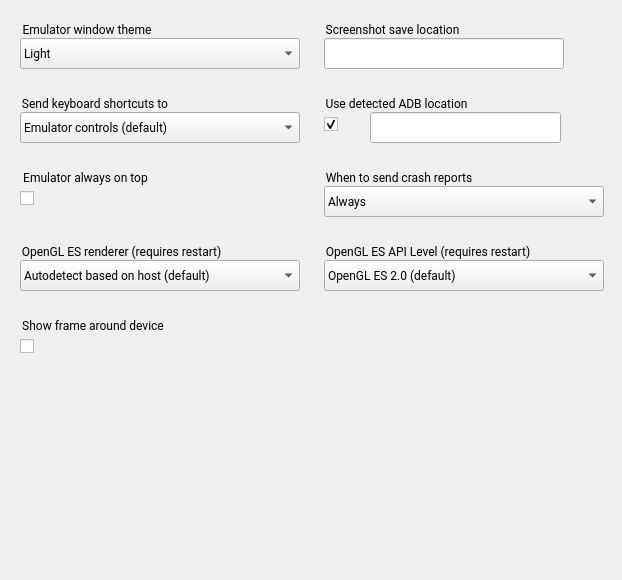
Old version of the form android/android-emu/android/skin/qt/extended-pages/settings-page.ui in the repository vicamo/libandroid-emugl.
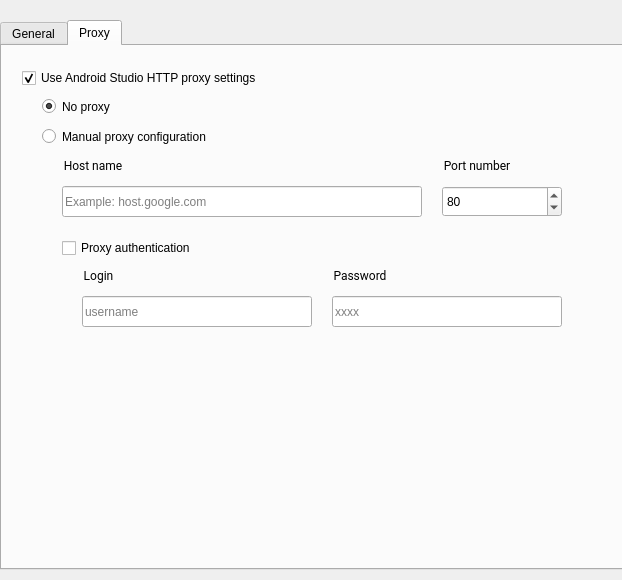
New version of the form. The open tabs and pages were chosen to show the change. Icons and pictures are not drawn.

Commit message:
[UI] Add Settings tab for HTTP Proxy
Change the Settings page to have two tabs: 'General'
for the existing settings and 'Proxy' for the new
HTTP proxy settings.

Add image resources for disabled check boxes and
disabled radio buttons.

```diff
--- a/android/android-emu/android/skin/qt/extended-pages/settings-page.ui
+++ b/android/android-emu/android/skin/qt/extended-pages/settings-page.ui
@@ -13,11 +13,103 @@
   <property name="windowTitle">
    <string>Form</string>
   </property>
+  <widget class="QTabWidget" name="set_tabs">
+   <property name="geometry">
+    <rect>
+     <x>0</x>
+     <y>20</y>
+     <width>630</width>
+     <height>550</height>
+    </rect>
+   </property>
+   <property name="cursor">
+    <cursorShape>ArrowCursor</cursorShape>
+   </property>
+   <property name="currentIndex">
+    <number>0</number>
+   </property>
+   <widget class="QWidget" name="tab_1">
+    <attribute name="title">
+     <string>General</string>
+    </attribute>
+    <widget class="QCheckBox" name="set_autoFindAdb">
+     <property name="geometry">
+      <rect>
+       <x>324</x>
+       <y>104</y>
+       <width>41</width>
+       <height>24</height>
+      </rect>
+     </property>
+     <property name="iconSize">
+      <size>
+       <width>24</width>
+       <height>24</height>
+      </size>
+     </property>
+     <property name="checked">
+      <bool>true</bool>
+     </property>
+     <property name="ColorGroup" stdset="0">
+      <string>Toggle</string>
+     </property>
+     <property name="report_metrics" stdset="0">
+      <bool>false</bool>
+     </property>
+    </widget>
+    <widget class="QGroupBox" name="set_glesApiLevelTitle">
+     <property name="geometry">
+      <rect>
+       <x>324</x>
+       <y>234</y>
+       <width>261</width>
+       <height>21</height>
+      </rect>
+     </property>
+     <property name="font">
+      <font>
+       <family>Roboto</family>
+      </font>
+     </property>
+     <property name="styleSheet">
+      <string notr="true">border: 0px;</string>
+     </property>
+     <property name="title">
+      <string>OpenGL ES API Level (requires restart)</string>
+     </property>
+     <property name="ColorGroup" stdset="0">
+      <string>Title</string>
+     </property>
+    </widget>
+    <widget class="QGroupBox" name="set_glesBackendTitle">
+     <property name="geometry">
+      <rect>
+       <x>20</x>
+       <y>234</y>
+       <width>261</width>
+       <height>21</height>
+      </rect>
+     </property>
+     <property name="font">
+      <font>
+       <family>Roboto</family>
+      </font>
+     </property>
+     <property name="styleSheet">
+      <string notr="true">border: 0px;</string>
+     </property>
+     <property name="title">
+      <string>OpenGL ES renderer (requires restart)</string>
+     </property>
+     <property name="ColorGroup" stdset="0">
+      <string>Title</string>
+     </property>
+    </widget>
   <widget class="QGroupBox" name="set_crashReprotPrefTitle">
    <property name="geometry">
     <rect>
      <x>324</x>
-     <y>168</y>
+       <y>160</y>
      <width>281</width>
      <height>21</height>
     </rect>
@@ -37,58 +129,137 @@
     <string>Title</string>
    </property>
   </widget>
-  <widget class="QCheckBox" name="set_onTop">
+    <widget class="QPushButton" name="set_saveLocFolderButton">
    <property name="geometry">
     <rect>
-     <x>20</x>
-     <y>186</y>
-     <width>211</width>
-     <height>24</height>
-    </rect>
-   </property>
+       <x>572</x>
+       <y>30</y>
+       <width>32</width>
+       <height>32</height>
+      </rect>
+     </property>
+     <property name="text">
+      <string notr="true"/>
+     </property>
+     <property name="icon">
+      <iconset resource="../resources.qrc">
+       <normaloff>:/dark/folder</normaloff>:/dark/folder</iconset>
+     </property>
    <property name="iconSize">
     <size>
      <width>24</width>
      <height>24</height>
     </size>
    </property>
-   <property name="checked">
-    <bool>false</bool>
-   </property>
-   <property name="ColorGroup" stdset="0">
-    <string>Toggle</string>
-   </property>
-   <property name="report_metrics" stdset="0">
-    <bool>false</bool>
-   </property>
-  </widget>
-  <widget class="QLineEdit" name="set_adbPathBox">
-   <property name="enabled">
+     <property name="flat">
     <bool>true</bool>
    </property>
+     <property name="themeIconName" stdset="0">
+      <string notr="true">folder</string>
+     </property>
+     <property name="report_metrics" stdset="0">
+      <bool>false</bool>
+     </property>
+    </widget>
+    <widget class="QComboBox" name="set_forwardShortcutsToDevice">
    <property name="geometry">
     <rect>
-     <x>370</x>
-     <y>112</y>
-     <width>191</width>
+       <x>20</x>
+       <y>104</y>
+       <width>280</width>
      <height>31</height>
     </rect>
    </property>
-   <property name="sizePolicy">
-    <sizepolicy hsizetype="Fixed" vsizetype="Fixed">
-     <horstretch>0</horstretch>
-     <verstretch>0</verstretch>
-    </sizepolicy>
-   </property>
-   <property name="readOnly">
+     <property name="font">
+      <font>
+       <family>Roboto</family>
+      </font>
+     </property>
+     <property name="styleSheet">
+      <string notr="true">padding: 3px 3px 3px 3px;</string>
+     </property>
+     <property name="report_metrics" stdset="0">
     <bool>false</bool>
+     </property>
+     <item>
+      <property name="text">
+       <string>Emulator controls (default)</string>
+      </property>
+     </item>
+     <item>
+      <property name="text">
+       <string>Virtual device</string>
+      </property>
+     </item>
+    </widget>
+    <widget class="QComboBox" name="set_crashReportPrefComboBox">
+     <property name="geometry">
+      <rect>
+       <x>324</x>
+       <y>178</y>
+       <width>280</width>
+       <height>31</height>
+      </rect>
+     </property>
+     <property name="font">
+      <font>
+       <family>Roboto</family>
+      </font>
+     </property>
+     <property name="styleSheet">
+      <string notr="true">padding: 3px 3px 3px 3px;</string>
+     </property>
+     <property name="maxVisibleItems">
+      <number>3</number>
+     </property>
+     <property name="report_metrics" stdset="0">
+      <bool>false</bool>
+     </property>
+     <item>
+      <property name="text">
+       <string>Always</string>
+      </property>
+     </item>
+     <item>
+      <property name="text">
+       <string>Never</string>
+      </property>
+     </item>
+     <item>
+      <property name="text">
+       <string>Ask</string>
+      </property>
+     </item>
+    </widget>
+    <widget class="QGroupBox" name="kbdShortcutsTitle">
+     <property name="geometry">
+      <rect>
+       <x>20</x>
+       <y>86</y>
+       <width>281</width>
+       <height>21</height>
+      </rect>
+     </property>
+     <property name="font">
+      <font>
+       <family>Roboto</family>
+      </font>
+     </property>
+     <property name="styleSheet">
+      <string notr="true">border: 0px;</string>
+     </property>
+     <property name="title">
+      <string>Send keyboard shortcuts to</string>
+     </property>
+     <property name="ColorGroup" stdset="0">
+      <string>Title</string>
    </property>
   </widget>
   <widget class="QGroupBox" name="saveLocationTitle">
    <property name="geometry">
     <rect>
      <x>324</x>
-     <y>20</y>
+       <y>10</y>
      <width>301</width>
      <height>21</height>
     </rect>
@@ -108,66 +279,12 @@
     <string>Title</string>
    </property>
   </widget>
-  <widget class="QLineEdit" name="set_saveLocBox">
-   <property name="enabled">
-    <bool>true</bool>
-   </property>
+    <widget class="QCheckBox" name="set_frameAlways">
    <property name="geometry">
     <rect>
-     <x>324</x>
-     <y>38</y>
-     <width>240</width>
-     <height>31</height>
-    </rect>
-   </property>
-   <property name="sizePolicy">
-    <sizepolicy hsizetype="Fixed" vsizetype="Fixed">
-     <horstretch>0</horstretch>
-     <verstretch>0</verstretch>
-    </sizepolicy>
-   </property>
-   <property name="readOnly">
-    <bool>false</bool>
-   </property>
-  </widget>
-  <widget class="QPushButton" name="set_saveLocFolderButton">
-   <property name="geometry">
-    <rect>
-     <x>572</x>
-     <y>38</y>
-     <width>32</width>
-     <height>32</height>
-    </rect>
-   </property>
-   <property name="text">
-    <string notr="true"/>
-   </property>
-   <property name="icon">
-    <iconset resource="../resources.qrc">
-     <normaloff>:/dark/folder</normaloff>:/dark/folder</iconset>
-   </property>
-   <property name="iconSize">
-    <size>
-     <width>24</width>
-     <height>24</height>
-    </size>
-   </property>
-   <property name="flat">
-    <bool>true</bool>
-   </property>
-   <property name="themeIconName" stdset="0">
-    <string notr="true">folder</string>
-   </property>
-   <property name="report_metrics" stdset="0">
-    <bool>false</bool>
-   </property>
-  </widget>
-  <widget class="QCheckBox" name="set_autoFindAdb">
-   <property name="geometry">
-    <rect>
-     <x>324</x>
-     <y>112</y>
-     <width>41</width>
+       <x>20</x>
+       <y>326</y>
+       <width>211</width>
      <height>24</height>
     </rect>
    </property>
@@ -178,7 +295,7 @@
     </size>
    </property>
    <property name="checked">
-    <bool>true</bool>
+      <bool>false</bool>
    </property>
    <property name="ColorGroup" stdset="0">
     <string>Toggle</string>
@@ -187,59 +304,11 @@
     <bool>false</bool>
    </property>
   </widget>
-  <widget class="QGroupBox" name="set_onTopTitle">
-   <property name="geometry">
-    <rect>
-     <x>20</x>
-     <y>168</y>
-     <width>211</width>
-     <height>21</height>
-    </rect>
-   </property>
-   <property name="font">
-    <font>
-     <family>Roboto</family>
-    </font>
-   </property>
-   <property name="styleSheet">
-    <string notr="true">border: 0px;</string>
-   </property>
-   <property name="title">
-    <string>Emulator always on top</string>
-   </property>
-   <property name="ColorGroup" stdset="0">
-    <string>Title</string>
-   </property>
-  </widget>
-  <widget class="QGroupBox" name="themeTitle">
-   <property name="geometry">
-    <rect>
-     <x>20</x>
-     <y>20</y>
-     <width>181</width>
-     <height>21</height>
-    </rect>
-   </property>
-   <property name="font">
-    <font>
-     <family>Roboto</family>
-    </font>
-   </property>
-   <property name="styleSheet">
-    <string notr="true">border: 0px;</string>
-   </property>
-   <property name="title">
-    <string>Emulator window theme</string>
-   </property>
-   <property name="ColorGroup" stdset="0">
-    <string>Title</string>
-   </property>
-  </widget>
   <widget class="QComboBox" name="set_themeBox">
    <property name="geometry">
     <rect>
      <x>20</x>
-     <y>38</y>
+       <y>30</y>
      <width>280</width>
      <height>31</height>
     </rect>
@@ -266,44 +335,34 @@
     </property>
    </item>
   </widget>
-  <widget class="QPushButton" name="set_adbPathButton">
-   <property name="geometry">
-    <rect>
-     <x>572</x>
-     <y>112</y>
-     <width>32</width>
-     <height>32</height>
-    </rect>
-   </property>
-   <property name="text">
-    <string notr="true"/>
-   </property>
-   <property name="icon">
-    <iconset resource="../resources.qrc">
-     <normaloff>:/dark/folder</normaloff>:/dark/folder</iconset>
-   </property>
-   <property name="iconSize">
-    <size>
-     <width>24</width>
-     <height>24</height>
-    </size>
-   </property>
-   <property name="flat">
+    <widget class="QLineEdit" name="set_adbPathBox">
+     <property name="enabled">
     <bool>true</bool>
    </property>
-   <property name="themeIconName" stdset="0">
-    <string notr="true">folder</string>
-   </property>
-   <property name="report_metrics" stdset="0">
+     <property name="geometry">
+      <rect>
+       <x>370</x>
+       <y>104</y>
+       <width>191</width>
+       <height>31</height>
+      </rect>
+     </property>
+     <property name="sizePolicy">
+      <sizepolicy hsizetype="Fixed" vsizetype="Fixed">
+       <horstretch>0</horstretch>
+       <verstretch>0</verstretch>
+      </sizepolicy>
+     </property>
+     <property name="readOnly">
     <bool>false</bool>
    </property>
   </widget>
-  <widget class="QGroupBox" name="kbdShortcutsTitle">
+    <widget class="QGroupBox" name="set_frameAlwaysTitle">
    <property name="geometry">
     <rect>
      <x>20</x>
-     <y>94</y>
-     <width>281</width>
+       <y>308</y>
+       <width>211</width>
      <height>21</height>
     </rect>
    </property>
@@ -316,7 +375,7 @@
     <string notr="true">border: 0px;</string>
    </property>
    <property name="title">
-    <string>Send keyboard shortcuts to</string>
+      <string>Show frame around device</string>
    </property>
    <property name="ColorGroup" stdset="0">
     <string>Title</string>
@@ -326,7 +385,7 @@
    <property name="geometry">
     <rect>
      <x>324</x>
-     <y>94</y>
+       <y>86</y>
      <width>251</width>
      <height>21</height>
     </rect>
@@ -346,105 +405,11 @@
     <string>Title</string>
    </property>
   </widget>
-  <widget class="QComboBox" name="set_crashReportPrefComboBox">
-   <property name="geometry">
-    <rect>
-     <x>324</x>
-     <y>186</y>
-     <width>280</width>
-     <height>31</height>
-    </rect>
-   </property>
-   <property name="font">
-    <font>
-     <family>Roboto</family>
-    </font>
-   </property>
-   <property name="styleSheet">
-    <string notr="true">padding: 3px 3px 3px 3px;</string>
-   </property>
-   <property name="maxVisibleItems">
-    <number>3</number>
-   </property>
-   <property name="report_metrics" stdset="0">
-    <bool>false</bool>
-   </property>
-   <item>
-    <property name="text">
-     <string>Always</string>
-    </property>
-   </item>
-   <item>
-    <property name="text">
-     <string>Never</string>
-    </property>
-   </item>
-   <item>
-    <property name="text">
-     <string>Ask</string>
-    </property>
-   </item>
-  </widget>
-  <widget class="QComboBox" name="set_forwardShortcutsToDevice">
-   <property name="geometry">
-    <rect>
-     <x>20</x>
-     <y>112</y>
-     <width>280</width>
-     <height>31</height>
-    </rect>
-   </property>
-   <property name="font">
-    <font>
-     <family>Roboto</family>
-    </font>
-   </property>
-   <property name="styleSheet">
-    <string notr="true">padding: 3px 3px 3px 3px;</string>
-   </property>
-   <property name="report_metrics" stdset="0">
-    <bool>false</bool>
-   </property>
-   <item>
-    <property name="text">
-     <string>Emulator controls (default)</string>
-    </property>
-   </item>
-   <item>
-    <property name="text">
-     <string>Virtual device</string>
-    </property>
-   </item>
-  </widget>
-  <widget class="QGroupBox" name="set_glesBackendTitle">
-   <property name="geometry">
-    <rect>
-     <x>20</x>
-     <y>242</y>
-     <width>261</width>
-     <height>21</height>
-    </rect>
-   </property>
-   <property name="font">
-    <font>
-     <family>Roboto</family>
-    </font>
-   </property>
-   <property name="styleSheet">
-    <string notr="true">border: 0px;</string>
-   </property>
-   <property name="title">
-    <string>OpenGL ES renderer (requires restart)</string>
-   </property>
-   <property name="ColorGroup" stdset="0">
-    <string>Title</string>
-   </property>
-  </widget>
   <widget class="QComboBox" name="set_glesBackendPrefComboBox">
    <property name="geometry">
     <rect>
      <x>20</x>
-     <y>260</y>
+       <y>252</y>
      <width>280</width>
      <height>31</height>
     </rect>
@@ -460,7 +425,7 @@
    <property name="editable">
     <bool>false</bool>
    </property>
-   <property name="currentText">
+     <property name="currentText" stdset="0">
     <string>Autodetect based on host (default)</string>
    </property>
    <property name="report_metrics" stdset="0">
@@ -492,35 +457,11 @@
     </property>
    </item>
   </widget>
-  <widget class="QGroupBox" name="set_glesApiLevelTitle">
-   <property name="geometry">
-    <rect>
-     <x>324</x>
-     <y>242</y>
-     <width>261</width>
-     <height>21</height>
-    </rect>
-   </property>
-   <property name="font">
-    <font>
-     <family>Roboto</family>
-    </font>
-   </property>
-   <property name="styleSheet">
-    <string notr="true">border: 0px;</string>
-   </property>
-   <property name="title">
-    <string>OpenGL ES API Level (requires restart)</string>
-   </property>
-   <property name="ColorGroup" stdset="0">
-    <string>Title</string>
-   </property>
-  </widget>
   <widget class="QComboBox" name="set_glesApiLevelPrefComboBox">
    <property name="geometry">
     <rect>
      <x>324</x>
-     <y>260</y>
+       <y>252</y>
      <width>280</width>
      <height>31</height>
     </rect>
@@ -536,7 +477,7 @@
    <property name="editable">
     <bool>false</bool>
    </property>
-   <property name="currentText">
+     <property name="currentText" stdset="0">
     <string>OpenGL ES 2.0 (default)</string>
    </property>
    <property name="report_metrics" stdset="0">
@@ -553,12 +494,44 @@
     </property>
    </item>
   </widget>
-  <widget class="QGroupBox" name="set_frameAlwaysTitle">
+    <widget class="QPushButton" name="set_adbPathButton">
+     <property name="geometry">
+      <rect>
+       <x>572</x>
+       <y>104</y>
+       <width>32</width>
+       <height>32</height>
+      </rect>
+     </property>
+     <property name="text">
+      <string notr="true"/>
+     </property>
+     <property name="icon">
+      <iconset resource="../resources.qrc">
+       <normaloff>:/dark/folder</normaloff>:/dark/folder</iconset>
+     </property>
+     <property name="iconSize">
+      <size>
+       <width>24</width>
+       <height>24</height>
+      </size>
+     </property>
+     <property name="flat">
+      <bool>true</bool>
+     </property>
+     <property name="themeIconName" stdset="0">
+      <string notr="true">folder</string>
+     </property>
+     <property name="report_metrics" stdset="0">
+      <bool>false</bool>
+     </property>
+    </widget>
+    <widget class="QGroupBox" name="themeTitle">
    <property name="geometry">
     <rect>
      <x>20</x>
-     <y>316</y>
-     <width>211</width>
+       <y>10</y>
+       <width>181</width>
      <height>21</height>
     </rect>
    </property>
@@ -571,17 +544,39 @@
     <string notr="true">border: 0px;</string>
    </property>
    <property name="title">
-    <string>Show frame around device</string>
+      <string>Emulator window theme</string>
    </property>
    <property name="ColorGroup" stdset="0">
     <string>Title</string>
    </property>
   </widget>
-  <widget class="QCheckBox" name="set_frameAlways">
+    <widget class="QLineEdit" name="set_saveLocBox">
+     <property name="enabled">
+      <bool>true</bool>
+     </property>
+     <property name="geometry">
+      <rect>
+       <x>324</x>
+       <y>30</y>
+       <width>240</width>
+       <height>31</height>
+      </rect>
+     </property>
+     <property name="sizePolicy">
+      <sizepolicy hsizetype="Fixed" vsizetype="Fixed">
+       <horstretch>0</horstretch>
+       <verstretch>0</verstretch>
+      </sizepolicy>
+     </property>
+     <property name="readOnly">
+      <bool>false</bool>
+     </property>
+    </widget>
+    <widget class="QCheckBox" name="set_onTop">
    <property name="geometry">
     <rect>
      <x>20</x>
-     <y>334</y>
+       <y>178</y>
      <width>211</width>
      <height>24</height>
     </rect>
@@ -602,27 +597,324 @@
     <bool>false</bool>
    </property>
   </widget>
-  <zorder>kbdShortcutsTitle</zorder>
-  <zorder>set_crashReprotPrefTitle</zorder>
-  <zorder>set_onTop</zorder>
-  <zorder>set_adbPathBox</zorder>
-  <zorder>saveLocationTitle</zorder>
-  <zorder>set_saveLocBox</zorder>
-  <zorder>set_saveLocFolderButton</zorder>
-  <zorder>set_autoFindAdb</zorder>
-  <zorder>set_onTopTitle</zorder>
-  <zorder>themeTitle</zorder>
-  <zorder>set_themeBox</zorder>
-  <zorder>set_adbPathButton</zorder>
-  <zorder>autoFindAdbTitle</zorder>
-  <zorder>set_crashReportPrefComboBox</zorder>
-  <zorder>set_forwardShortcutsToDevice</zorder>
-  <zorder>set_glesBackendTitle</zorder>
-  <zorder>set_glesBackendPrefComboBox</zorder>
-  <zorder>set_glesApiLevelTitle</zorder>
-  <zorder>set_glesApiLevelPrefComboBox</zorder>
-  <zorder>set_frameAlwaysTitle</zorder>
-  <zorder>set_frameAlways</zorder>
+    <widget class="QGroupBox" name="set_onTopTitle">
+     <property name="geometry">
+      <rect>
+       <x>20</x>
+       <y>160</y>
+       <width>211</width>
+       <height>21</height>
+      </rect>
+     </property>
+     <property name="font">
+      <font>
+       <family>Roboto</family>
+      </font>
+     </property>
+     <property name="styleSheet">
+      <string notr="true">border: 0px;</string>
+     </property>
+     <property name="title">
+      <string>Emulator always on top</string>
+     </property>
+     <property name="ColorGroup" stdset="0">
+      <string>Title</string>
+     </property>
+    </widget>
+   </widget>
+   <widget class="QWidget" name="tab_2">
+    <attribute name="title">
+     <string>Proxy</string>
+    </attribute>
+    <widget class="QCheckBox" name="set_useStudio">
+     <property name="geometry">
+      <rect>
+       <x>20</x>
+       <y>20</y>
+       <width>281</width>
+       <height>24</height>
+      </rect>
+     </property>
+     <property name="text">
+      <string>Use Android Studio HTTP proxy settings</string>
+     </property>
+     <property name="iconSize">
+      <size>
+       <width>24</width>
+       <height>24</height>
+      </size>
+     </property>
+     <property name="checked">
+      <bool>true</bool>
+     </property>
+     <property name="report_metrics" stdset="0">
+      <bool>true</bool>
+     </property>
+    </widget>
+    <widget class="QRadioButton" name="set_noProxy">
+     <property name="geometry">
+      <rect>
+       <x>40</x>
+       <y>50</y>
+       <width>211</width>
+       <height>21</height>
+      </rect>
+     </property>
+     <property name="text">
+      <string>No proxy</string>
+     </property>
+     <property name="checked">
+      <bool>true</bool>
+     </property>
+     <property name="report_metrics" stdset="0">
+      <bool>true</bool>
+     </property>
+    </widget>
+    <widget class="QRadioButton" name="set_manualConfig">
+     <property name="geometry">
+      <rect>
+       <x>40</x>
+       <y>80</y>
+       <width>211</width>
+       <height>21</height>
+      </rect>
+     </property>
+     <property name="text">
+      <string>Manual proxy configuration</string>
+     </property>
+     <property name="report_metrics" stdset="0">
+      <bool>true</bool>
+     </property>
+    </widget>
+    <widget class="QGroupBox" name="set_hostNameTitle">
+     <property name="geometry">
+      <rect>
+       <x>60</x>
+       <y>110</y>
+       <width>81</width>
+       <height>21</height>
+      </rect>
+     </property>
+     <property name="font">
+      <font>
+       <family>Roboto</family>
+      </font>
+     </property>
+     <property name="styleSheet">
+      <string notr="true">border: 0px;</string>
+     </property>
+     <property name="title">
+      <string>Host name</string>
+     </property>
+     <property name="ColorGroup" stdset="0">
+      <string>Title</string>
+     </property>
+    </widget>
+    <widget class="QGroupBox" name="set_portTitle">
+     <property name="geometry">
+      <rect>
+       <x>440</x>
+       <y>110</y>
+       <width>81</width>
+       <height>21</height>
+      </rect>
+     </property>
+     <property name="font">
+      <font>
+       <family>Roboto</family>
+      </font>
+     </property>
+     <property name="styleSheet">
+      <string notr="true">border: 0px;</string>
+     </property>
+     <property name="title">
+      <string>Port number</string>
+     </property>
+     <property name="ColorGroup" stdset="0">
+      <string>Title</string>
+     </property>
+    </widget>
+    <widget class="QCheckBox" name="set_proxyAuth">
+     <property name="geometry">
+      <rect>
+       <x>60</x>
+       <y>190</y>
+       <width>261</width>
+       <height>24</height>
+      </rect>
+     </property>
+     <property name="text">
+      <string>Proxy authentication</string>
+     </property>
+     <property name="iconSize">
+      <size>
+       <width>24</width>
+       <height>24</height>
+      </size>
+     </property>
+     <property name="checked">
+      <bool>false</bool>
+     </property>
+     <property name="report_metrics" stdset="0">
+      <bool>true</bool>
+     </property>
+    </widget>
+    <widget class="QLineEdit" name="set_hostName">
+     <property name="enabled">
+      <bool>true</bool>
+     </property>
+     <property name="geometry">
+      <rect>
+       <x>60</x>
+       <y>140</y>
+       <width>360</width>
+       <height>31</height>
+      </rect>
+     </property>
+     <property name="sizePolicy">
+      <sizepolicy hsizetype="Fixed" vsizetype="Fixed">
+       <horstretch>0</horstretch>
+       <verstretch>0</verstretch>
+      </sizepolicy>
+     </property>
+     <property name="readOnly">
+      <bool>false</bool>
+     </property>
+     <property name="placeholderText">
+      <string>Example: host.google.com</string>
+     </property>
+    </widget>
+    <widget class="QLineEdit" name="set_loginPassword">
+     <property name="enabled">
+      <bool>true</bool>
+     </property>
+     <property name="geometry">
+      <rect>
+       <x>330</x>
+       <y>250</y>
+       <width>230</width>
+       <height>31</height>
+      </rect>
+     </property>
+     <property name="sizePolicy">
+      <sizepolicy hsizetype="Fixed" vsizetype="Fixed">
+       <horstretch>0</horstretch>
+       <verstretch>0</verstretch>
+      </sizepolicy>
+     </property>
+     <property name="echoMode">
+      <enum>QLineEdit::Password</enum>
+     </property>
+     <property name="readOnly">
+      <bool>false</bool>
+     </property>
+     <property name="placeholderText">
+      <string>xxxx</string>
+     </property>
+    </widget>
+    <widget class="QLineEdit" name="set_loginName">
+     <property name="enabled">
+      <bool>true</bool>
+     </property>
+     <property name="geometry">
+      <rect>
+       <x>80</x>
+       <y>250</y>
+       <width>230</width>
+       <height>31</height>
+      </rect>
+     </property>
+     <property name="sizePolicy">
+      <sizepolicy hsizetype="Fixed" vsizetype="Fixed">
+       <horstretch>0</horstretch>
+       <verstretch>0</verstretch>
+      </sizepolicy>
+     </property>
+     <property name="readOnly">
+      <bool>false</bool>
+     </property>
+     <property name="placeholderText">
+      <string>username</string>
+     </property>
+    </widget>
+    <widget class="QGroupBox" name="set_loginNameTitle">
+     <property name="geometry">
+      <rect>
+       <x>80</x>
+       <y>220</y>
+       <width>81</width>
+       <height>21</height>
+      </rect>
+     </property>
+     <property name="font">
+      <font>
+       <family>Roboto</family>
+      </font>
+     </property>
+     <property name="styleSheet">
+      <string notr="true">border: 0px;</string>
+     </property>
+     <property name="title">
+      <string>Login</string>
+     </property>
+     <property name="ColorGroup" stdset="0">
+      <string>Title</string>
+     </property>
+    </widget>
+    <widget class="QGroupBox" name="set_loginPasswordTitle">
+     <property name="geometry">
+      <rect>
+       <x>330</x>
+       <y>220</y>
+       <width>81</width>
+       <height>21</height>
+      </rect>
+     </property>
+     <property name="font">
+      <font>
+       <family>Roboto</family>
+      </font>
+     </property>
+     <property name="styleSheet">
+      <string notr="true">border: 0px;</string>
+     </property>
+     <property name="title">
+      <string>Password</string>
+     </property>
+     <property name="ColorGroup" stdset="0">
+      <string>Title</string>
+     </property>
+    </widget>
+    <widget class="QSpinBox" name="set_portNumber">
+     <property name="geometry">
+      <rect>
+       <x>440</x>
+       <y>140</y>
+       <width>120</width>
+       <height>31</height>
+      </rect>
+     </property>
+     <property name="maximum">
+      <number>65535</number>
+     </property>
+     <property name="value">
+      <number>80</number>
+     </property>
+    </widget>
+    <zorder>set_useStudio</zorder>
+    <zorder>set_noProxy</zorder>
+    <zorder>set_manualConfig</zorder>
+    <zorder>set_hostNameTitle</zorder>
+    <zorder>set_portTitle</zorder>
+    <zorder>set_proxyAuth</zorder>
+    <zorder>set_loginNameTitle</zorder>
+    <zorder>set_loginPasswordTitle</zorder>
+    <zorder>set_hostName</zorder>
+    <zorder>set_loginName</zorder>
+    <zorder>set_loginPassword</zorder>
+    <zorder>set_portNumber</zorder>
+   </widget>
+  </widget>
  </widget>
  <tabstops>
   <tabstop>set_themeBox</tabstop>
```
Left out of the diff: 12 changed lines with no effect on the pictures. Lines whose indentation alone changed are shown as unchanged. The commit also changes 14 other files.
